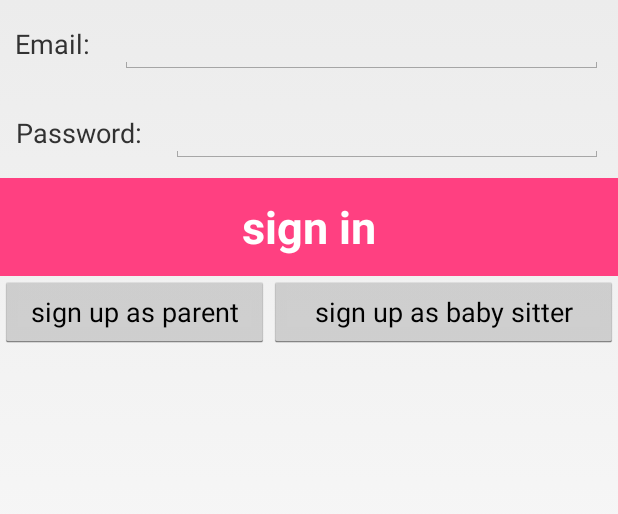
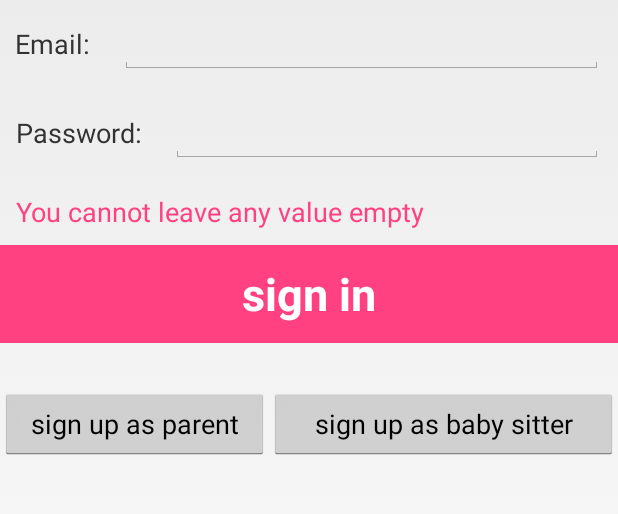
Before and after one commit to tchri3/GetBSAndrois, an Android app: the screen it shows after launch (MainActivity), after a tap on "sign in", on a phone screen of 412 x 824 dp, the part 216-730 px from its top. Run offline under Robolectric (Android 15) with nearby library versions, the phone set to English and light mode, and no system bars.

Commit message:
coomit aviran

```diff
--- a/app/src/main/java/nati/aviran/getbs/LoginFragment.java
+++ b/app/src/main/java/nati/aviran/getbs/LoginFragment.java
@@ -87,20 +87,33 @@ public class LoginFragment extends Fragment  {
         View.OnClickListener click = new View.OnClickListener() {
             @Override
             public void onClick(View view) {
+                final TextView errorMessage = ((TextView) v.findViewById(R.id.loginError));
+                errorMessage.setVisibility(View.GONE);
+
+                if((email.getText().toString().equals(""))||(password.getText().toString().equals("")) ) {
+                    errorMessage.setVisibility(View.VISIBLE);
+                    errorMessage.setText("You cannot leave any value empty");
+                    return;
+                }
+
 
                 Model.instace.login(email.getText().toString(),password.getText().toString() , new Model.GetLoginCallback()
                 {
                     @Override
                     public void onSuccess() {
+
                         mListener.onFragmentInteraction(true);
                     }
 
                     @Override
                     public void onFail() {
-
+                        errorMessage.setVisibility(View.VISIBLE);
+                        errorMessage.setText("Email / Password is incorrect");
+                        return;
                     }
 
                 });
+
             }
         };
 
--- a/app/src/main/res/layout/fragment_add_babysitter.xml
+++ b/app/src/main/res/layout/fragment_add_babysitter.xml
@@ -85,6 +85,7 @@
 
                 <EditText
                     android:id="@+id/addBSitterPasswordTv"
+                    android:inputType="textPassword"
                     android:layout_width="match_parent"
                     android:layout_height="wrap_content"
                     android:layout_margin="10dp" />
--- a/app/src/main/res/layout/fragment_add_parent.xml
+++ b/app/src/main/res/layout/fragment_add_parent.xml
@@ -61,6 +61,7 @@
 
         <EditText
             android:id="@+id/addParentPasswordTv"
+            android:inputType="textPassword"
             android:layout_width="match_parent"
             android:layout_height="wrap_content"
             android:layout_margin="10dp"/>
--- a/app/src/main/res/layout/fragment_babysitter_details.xml
+++ b/app/src/main/res/layout/fragment_babysitter_details.xml
@@ -49,7 +49,7 @@
                     android:layout_height="wrap_content"
                     android:textColor="@color/colorAccent"
                     android:gravity="center"
-                    android:text="Aviran Abu-tsadka"
+                    android:text="--"
                     android:textSize="36dp" />
 
         </LinearLayout>
--- a/app/src/main/res/layout/fragment_login.xml
+++ b/app/src/main/res/layout/fragment_login.xml
@@ -59,6 +59,23 @@
         android:layout_height="wrap_content"
         android:orientation="horizontal">
 
+        <TextView
+            android:id="@+id/loginError"
+            android:layout_width="wrap_content"
+            android:layout_height="wrap_content"
+            android:layout_margin="10dp"
+            android:gravity="center"
+            android:text="Error"
+            android:textColor="@color/colorAccent"
+            android:visibility="gone"
+            android:textSize="18sp" />
+
+    </LinearLayout>
+    <LinearLayout
+        android:layout_width="match_parent"
+        android:layout_height="wrap_content"
+        android:orientation="horizontal">
+
 
         <Button
             android:id="@+id/loginInBtn"
@@ -76,6 +93,7 @@
     </LinearLayout>
 
     <LinearLayout
+        android:layout_marginTop="30dp"
         android:layout_width="match_parent"
         android:layout_height="wrap_content"
         android:orientation="horizontal">
```
Also changed, not shown: app/src/main/java/nati/aviran/getbs/BabySitterListFragment.java (+11 -1 lines), app/src/main/java/nati/aviran/getbs/ItemListFragment.java (deleted, +0 -87 lines), app/src/main/res/layout/fragment_babysitter_list.xml (+6 -1 lines), app/src/main/res/layout/fragment_item_list.xml (deleted, +0 -32 lines), app/src/main/res/drawable/avatar.png, app/src/main/res/drawable/button_add.png (deleted), app/src/main/res/drawable/images.jpg (deleted), app/src/main/res/drawable/logo.png (deleted).
